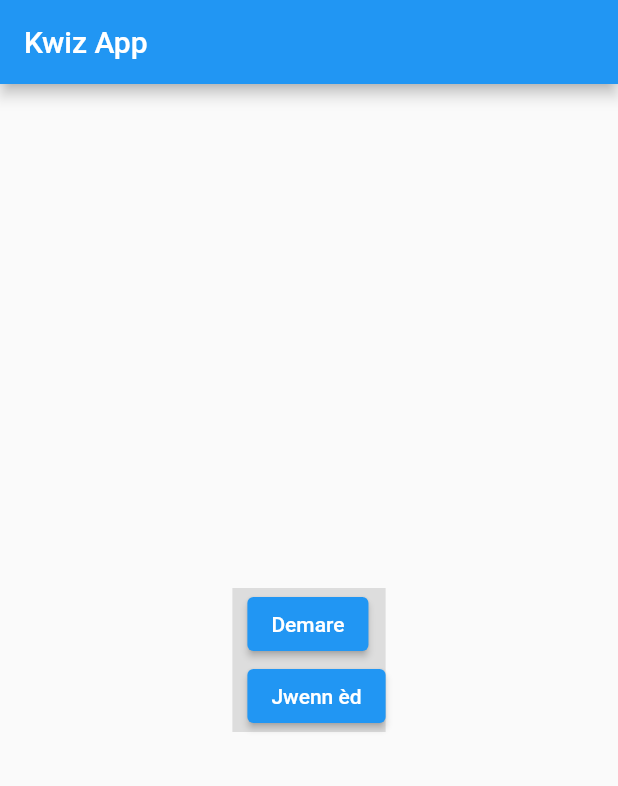
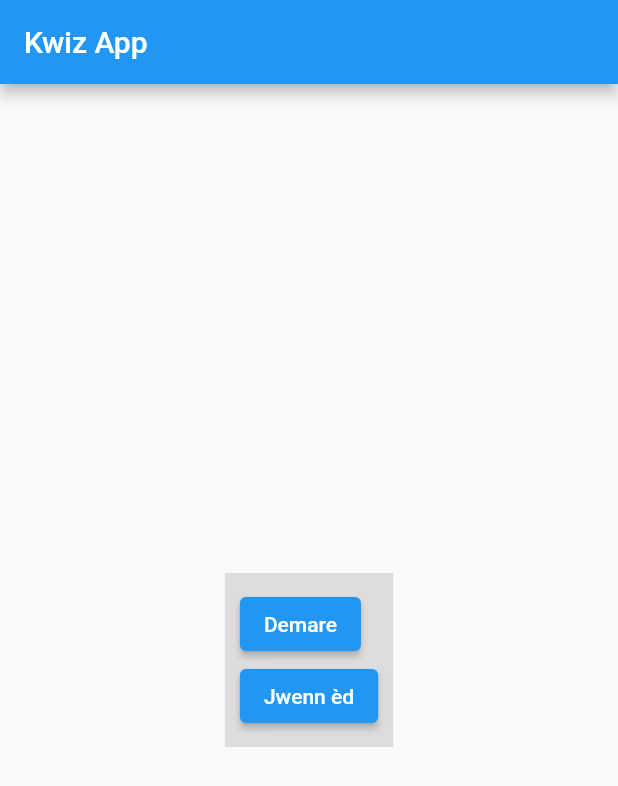
Before and after one commit to Lemayzeur/flutter_course_series, a Flutter app: the screen it shows after launch, on a phone screen of 412 x 824 dp. Shown: the top 786 px of the screen. Run offline on Flutter 3.47's test engine with Material 2 defaults, Android fonts, the phone set to English and light mode, and no system bars.

Commit message:
chapter1

```diff
--- a/lib/main.dart
+++ b/lib/main.dart
@@ -1,32 +1,29 @@
 import 'package:flutter/material.dart';
 
-void main() {
+void main(){
   runApp(const MyApp());
 }
+
 class MyApp extends StatelessWidget {
-  // Widjèt sa se rasin aplikasyon an
 
-  const MyApp({Key? key}) : super(key: key);
+  const MyApp({Key? key }) : super(key: key);
 
   void fonksyonMwen(){
-    // retounen anyen
+
   }
 
   @override
-  Widget build(BuildContext context) {
+  Widget build(BuildContext context){
     return MaterialApp(
       title: 'Kwiz App',
-      theme: ThemeData(
-        primarySwatch: Colors.blue,
-      ),
-      home:  Scaffold(
+      home: Scaffold(
         appBar: AppBar(
-          title: const Text("Kwiz App"),
+          title: const Text('Kwiz App')
         ),
         body: Center(
           child: Container(
             color: const Color(0xffdddddd),
-            padding: const EdgeInsets.only(left: 10.0),
+            padding: const EdgeInsets.all(10.0),
             child: Wrap(
               direction: Axis.vertical,
               children: [
@@ -36,12 +33,12 @@ class MyApp extends StatelessWidget {
                 ),
                 ElevatedButton(
                   child: const Text('Jwenn èd'),
-                  onPressed: () {}
+                  onPressed: fonksyonMwen
                 ),
-              ],
+              ]
             ),
           )
-        ),
+        )
       ),
     );
   }
```
Also changed, not shown: flutter_08.png (added), flutter_09.png (added), flutter_10.png (added), flutter_11.png (added), flutter_12.png (added).
